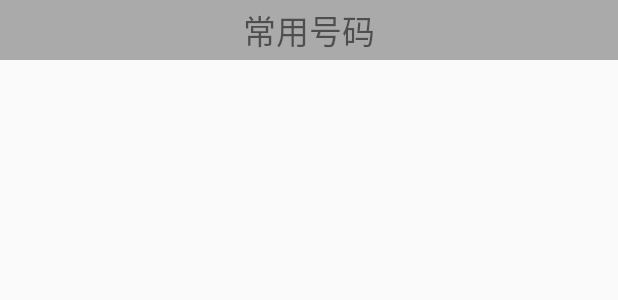
After one commit to weimcgrady91/WeiShi, an Android app: the layout activity_common_phone.xml on its own in the app's theme, with its tools: preview values and no code run, on a phone screen of 412 x 824 dp. The commit adds this screen. Shown: the top 300 px of the screen. Run offline under Robolectric (Android 15) with nearby library versions, the phone set to English and light mode, and no system bars.

Commit message:
提交常用号码查询

```diff
--- /dev/null
+++ b/app/src/main/res/layout/activity_common_phone.xml
@@ -0,0 +1,22 @@
+<?xml version="1.0" encoding="utf-8"?>
+<LinearLayout xmlns:android="http://schemas.android.com/apk/res/android"
+    xmlns:app="http://schemas.android.com/apk/res-auto"
+    xmlns:tools="http://schemas.android.com/tools"
+    android:layout_width="match_parent"
+    android:layout_height="match_parent"
+    android:orientation="vertical"
+    tools:context="test.qun.com.weishi.activity.CommonPhoneActivity">
+
+    <TextView
+        android:layout_width="match_parent"
+        android:layout_height="40dp"
+        android:background="@android:color/darker_gray"
+        android:gravity="center"
+        android:text="常用号码"
+        android:textSize="22sp" />
+
+    <ExpandableListView
+        android:id="@+id/exListView"
+        android:layout_width="match_parent"
+        android:layout_height="match_parent" />
+</LinearLayout>
```
Also changed, not shown: app/src/main/AndroidManifest.xml (+5 -2 lines), app/src/main/java/test/qun/com/weishi/activity/AdvancedToolsActivity.java (+11 -6 lines), app/src/main/java/test/qun/com/weishi/activity/CommonPhoneActivity.java (added, +163 -0 lines), app/src/main/java/test/qun/com/weishi/activity/NumberAreaActivity.java (+1 -1 lines), app/src/main/java/test/qun/com/weishi/activity/SplashActivity.java (+7 -7 lines), app/src/main/java/test/qun/com/weishi/bean/CommonPhoneChildBean.java (added, +35 -0 lines), app/src/main/java/test/qun/com/weishi/bean/CommonPhoneGroupBean.java (added, +46 -0 lines), app/src/main/java/test/qun/com/weishi/engine/CommonPhoneEngine.java (added, +46 -0 lines), app/src/main/java/test/qun/com/weishi/engine/NumberAreaEngine.java (+1 -1 lines), app/src/main/java/test/qun/com/weishi/service/NumberAreaService.java (+1 -1 lines), app/src/main/res/layout/activity_advanced_tools.xml (+11 -0 lines), app/src/main/res/layout/list_item_common_phone_child.xml (added, +21 -0 lines), app/src/main/assets/commonnum.db (added).
